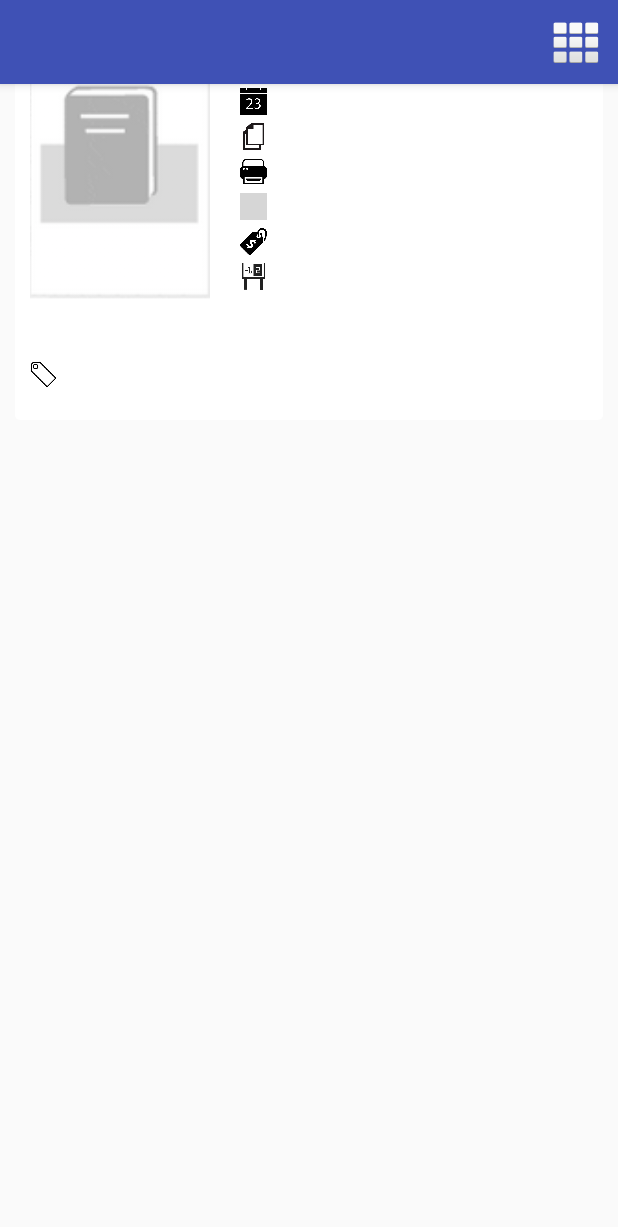
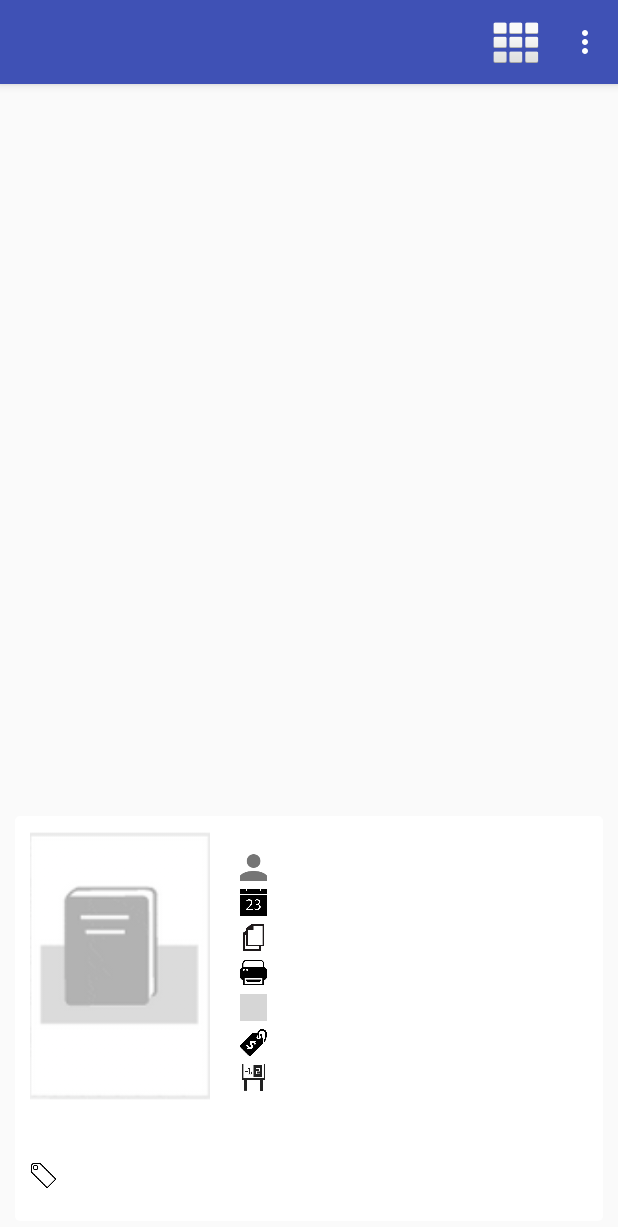
Before and after one commit to lengyijun/lib_v2, an Android app: the SingleDetailActivity screen opened directly, with no data from a screen before it, on a phone screen of 412 x 824 dp. Shown: the top 1227 px of the screen. Run offline under Robolectric (Android 15) with nearby library versions, the phone set to English and light mode, and no system bars; our stand-ins replace ButterKnife; libraries missing offline, so code that uses them is left out: com.zhy.http; plain views replace Toolbar; 6 statements that could not run were skipped; grey boxes are pictures that could not be loaded.

Commit message:
完成分享功能

```diff
--- a/app/src/main/java/com/example/steven/sjtu_lib_v2/activity/SingleDetailActivity.java
+++ b/app/src/main/java/com/example/steven/sjtu_lib_v2/activity/SingleDetailActivity.java
@@ -3,6 +3,7 @@ package com.example.steven.sjtu_lib_v2.activity;
 import android.app.AlertDialog;
 import android.content.ContentValues;
 import android.content.Context;
+import android.content.Intent;
 import android.database.sqlite.SQLiteDatabase;
 import android.graphics.Bitmap;
 import android.os.Bundle;
@@ -71,6 +72,7 @@ public class SingleDetailActivity extends AppCompatActivity {
     List<Element> table_data = new ArrayList<Element>();
     String bookInfo;
     String authorInfo;
+    String url = null;
 
     @Override
     protected void onCreate(Bundle savedInstanceState) {
@@ -82,7 +84,7 @@ public class SingleDetailActivity extends AppCompatActivity {
         lv_table.setAdapter(adapter);
 
         final String detail_html = get_html_from_intent();
-        final String url = get_url_from_intent();
+        url= get_url_from_intent();
         get_table_data(url);
 
         toolbar.inflateMenu(R.menu.menu_main);
@@ -106,6 +108,13 @@ public class SingleDetailActivity extends AppCompatActivity {
                         } else {
                             Toast.makeText(getApplicationContext(), "你尚未收藏此书", Toast.LENGTH_SHORT).show();
                         }
+                        break;
+                    case R.id.share:
+                        Intent intent=new Intent();
+                        intent.setAction(Intent.ACTION_SEND);
+                        intent.putExtra(Intent.EXTRA_TEXT,url);
+                        intent.setType("text/plain");
+                        startActivity(intent);
                         break;
                 }
                 return true;
--- a/app/src/main/res/layout/single_coordin.xml
+++ b/app/src/main/res/layout/single_coordin.xml
@@ -24,6 +24,7 @@
 
     <include layout="@layout/single_info"
         android:layout_below="@id/appbar"
+        android:layout_gravity="bottom"
         android:layout_height="wrap_content"
         android:layout_width="wrap_content" />
 
--- a/app/src/main/res/menu/menu_main.xml
+++ b/app/src/main/res/menu/menu_main.xml
@@ -18,4 +18,15 @@
         </menu>
     </item>
 
+    <item
+        android:title="share"
+        android:icon="@android:drawable/ic_menu_share"
+        android:showAsAction="never">
+        <menu>
+            <item
+                android:id="@+id/share"
+                android:title="分享"/>
+        </menu>
+    </item>
+
 </menu>
```
Lines whose indentation alone changed are shown as unchanged.
